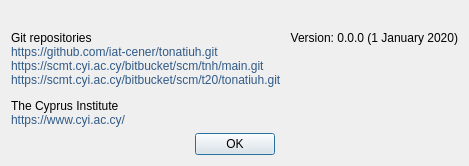
Old version of the form source/application/widgets/AboutDialog.ui in the repository CST-Modelling-Tools/TonatiuhPP.
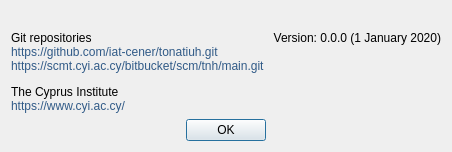
New version of the form. Icons and pictures are not drawn.

Diff of the .ui file:
```diff
--- a/source/application/widgets/AboutDialog.ui
+++ b/source/application/widgets/AboutDialog.ui
@@ -34,9 +34,7 @@
 
 &lt;a href=&quot;https://github.com/iat-cener/tonatiuh.git&quot;&gt;https://github.com/iat-cener/tonatiuh.git&lt;/a&gt;&lt;br/&gt;
 
-&lt;a href=&quot;https://scmt.cyi.ac.cy/bitbucket/scm/tnh/main.git&quot;&gt;https://scmt.cyi.ac.cy/bitbucket/scm/tnh/main.git&lt;/a&gt;&lt;br/&gt;
-
-&lt;a href=&quot;https://scmt.cyi.ac.cy/bitbucket/scm/t20/tonatiuh.git&quot;&gt;https://scmt.cyi.ac.cy/bitbucket/scm/t20/tonatiuh.git&lt;/a&gt;
+&lt;a href=&quot;https://scmt.cyi.ac.cy/bitbucket/scm/tnh/main.git&quot;&gt;https://scmt.cyi.ac.cy/bitbucket/scm/tnh/main.git&lt;/a&gt;
 &lt;/p&gt;
 
 &lt;p&gt;The Cyprus Institute&lt;br/&gt;
```
Left out of the diff: 7 changed lines with no effect on the pictures.
